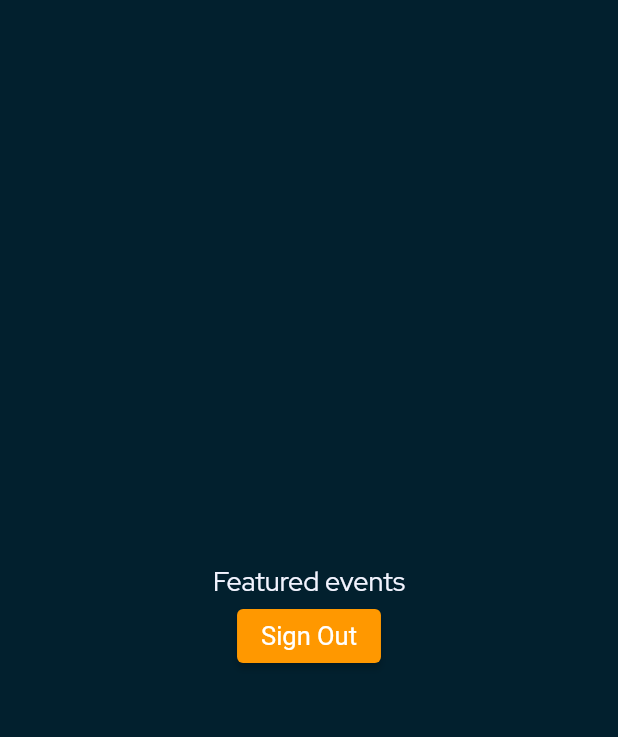
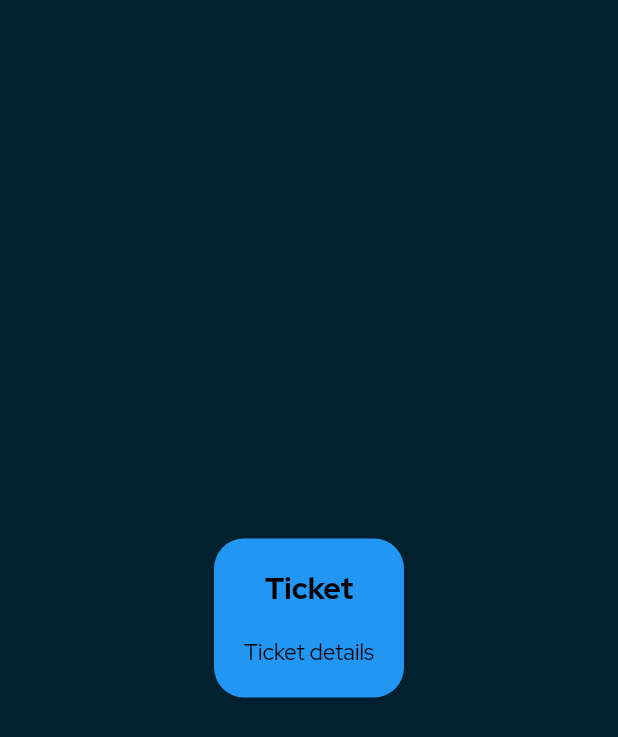
Before and after one commit to veluvo-softwares/vetiket_mvp_flutter, a Flutter app: the screen it shows once a user with an empty profile is signed in, on a phone screen of 412 x 824 dp. Shown: the top 737 px of the screen. Run offline on Flutter 3.47's test engine with Material 2 defaults, Android fonts, the phone set to English and light mode, and no system bars; our stand-ins replace firebase_auth, firebase_core, google_fonts, introduction_screen, shared_preferences; missing offline and left inert: dart:ffi; accounts and stored records are empty.

Commit message:
Initial files

```diff
--- a/lib/screens/home_page.dart
+++ b/lib/screens/home_page.dart
@@ -37,16 +37,45 @@ class HomePage extends StatelessWidget {
     );
   }
 
+  Widget _ticketContainer() {
+    return Container(
+      padding: const EdgeInsets.all(20),
+      decoration: BoxDecoration(
+        color: Colors.blue,
+        borderRadius: BorderRadius.circular(20),
+      ),
+      child: Column(
+        children: const [
+          Text(
+            'Ticket',
+            style: TextStyle(
+              color: Colors.black,
+              fontSize: 20,
+              fontWeight: FontWeight.bold,
+            ),
+          ),
+          SizedBox(height: 20),
+          Text(
+            'Ticket details',
+            style: TextStyle(
+              color: Colors.black,
+              fontSize: 15,
+            ),
+          ),
+        ],
+      ),
+    );
+  }
+
   @override
   Widget build(BuildContext context) {
     return Scaffold(
-      body: Container(
-        height: double.infinity,
-        width: double.infinity,
-        padding: const EdgeInsets.all(20),
+      body: Center(
         child: Column(
           mainAxisAlignment: MainAxisAlignment.center,
-          children: [Text('Featured events'), _signOutButton()],
+          children: [
+            _ticketContainer(),
+          ],
         ),
       ),
     );
```
Also changed, not shown: pubspec.lock, 5 other files.
